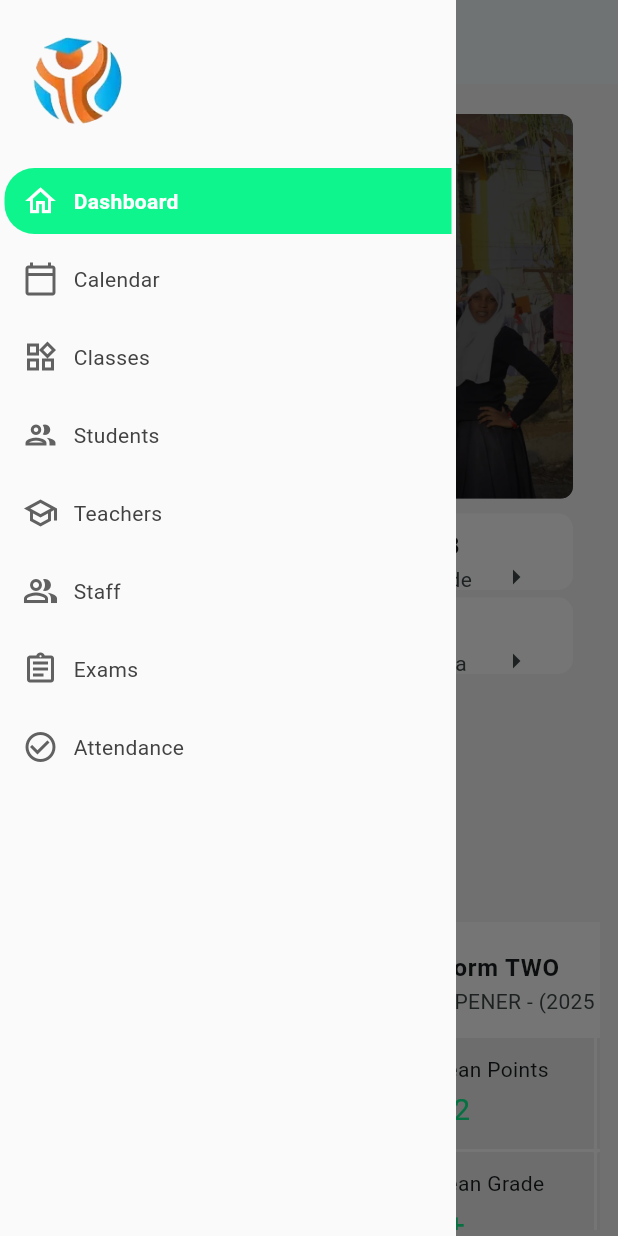
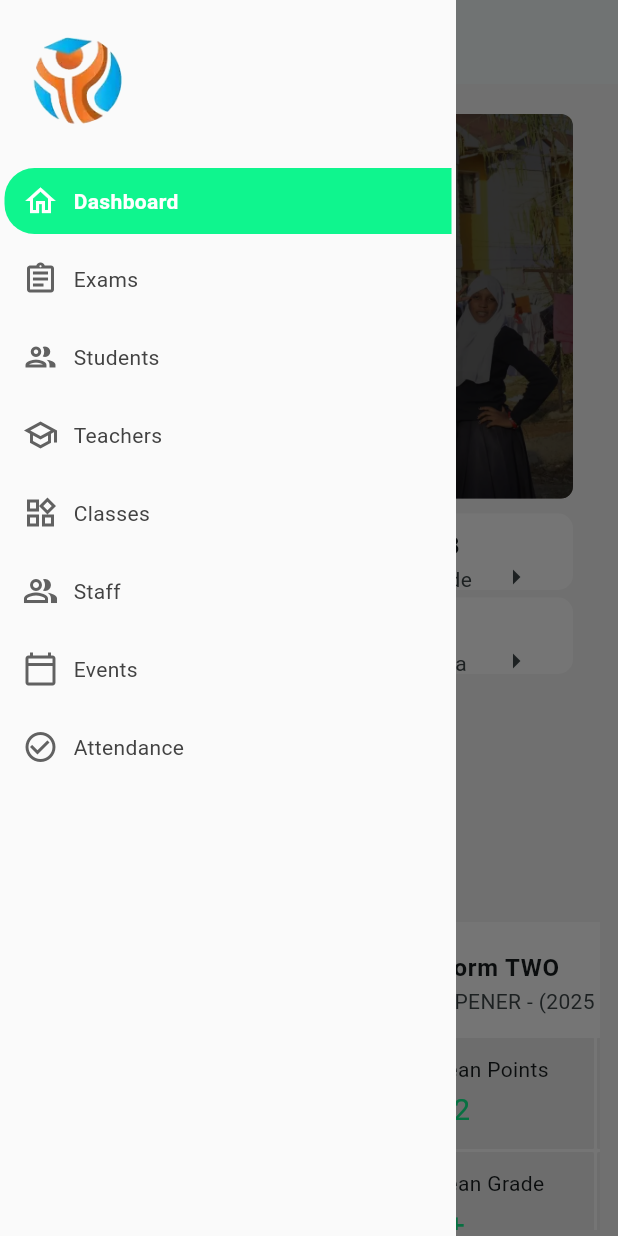
Before and after one commit to 1king-sly/iSkul, a Flutter app: the screen it shows after launch, with the side drawer open, on a phone screen of 412 x 824 dp. Run offline on Flutter 3.47's test engine with Material 3 defaults, Android fonts, the phone set to English and light mode, and no system bars; our stand-ins replace table_calendar.

Commit message:
updated to make current screen dynamic

```diff
--- a/lib/data/classes.dart
+++ b/lib/data/classes.dart
@@ -78,5 +78,20 @@ class Exam {
   final int students;
   final String meanGrade;
 
-  Exam({required this.level, required this.examtype, required this.term, required this.date, required this.meanPoints, required this.meanMarks, required this.students, required this.meanGrade});
+  Exam(
+      {required this.level,
+      required this.examtype,
+      required this.term,
+      required this.date,
+      required this.meanPoints,
+      required this.meanMarks,
+      required this.students,
+      required this.meanGrade});
 }
+
+class MenuItem {
+  final String name;
+  final IconData icon;
+
+  MenuItem({required this.name, required this.icon});
+}
--- a/lib/pages/Dashboard/dashboard.dart
+++ b/lib/pages/Dashboard/dashboard.dart
@@ -3,9 +3,16 @@ import 'package:ischool/components/calendar.dart';
 import 'package:ischool/components/exam_card.dart';
 import 'package:ischool/config/responsive.dart';
 import 'package:ischool/data/data.dart';
+import 'package:ischool/pages/attendance.dart';
+import 'package:ischool/pages/classes.dart';
+import 'package:ischool/pages/events.dart';
+import 'package:ischool/pages/exams.dart';
+import 'package:ischool/pages/staff.dart';
+import 'package:ischool/pages/teachers.dart';
 import 'package:ischool/utils/app_styles.dart';
 import 'package:ischool/utils/constants.dart';
 import 'package:ischool/config/size_config.dart';
+import 'package:ischool/pages/students.dart';
 
 class Dashboard extends StatefulWidget {
   const Dashboard({super.key});
@@ -15,13 +22,39 @@ class Dashboard extends StatefulWidget {
 }
 
 class _DashboardState extends State<Dashboard> {
+  int currentIndex = 0;
+  List<Widget> screens = [];
+
+  @override
+  void initState() {
+    super.initState();
+    screens = [
+      const DashboardPage(),
+      const Exams(),
+      const Students(),
+      const Teachers(),
+      const Classes(),
+      const Staff(),
+      const Events(),
+      const Attendance(),
+    ];
+  }
+
+  void setCurrentIndex(int index) {
+    setState(() {
+      currentIndex = index;
+    });
+  }
+
   @override
   Widget build(BuildContext context) {
     SizeConfig().init(context);
     GlobalKey<ScaffoldState> _drawerKey = GlobalKey();
     return Scaffold(
       key: _drawerKey,
-      drawer: const DashboardDrawer(),
+      drawer: DashboardDrawer(
+        onItemSelected: setCurrentIndex,
+      ),
       backgroundColor: AppTheme.white,
       appBar: !Responsive.isDesktop(context)
           ? AppBar(
@@ -38,14 +71,30 @@ class _DashboardState extends State<Dashboard> {
           padding: const EdgeInsets.all(4.0),
           child: Row(crossAxisAlignment: CrossAxisAlignment.start, children: [
             if (Responsive.isDesktop(context))
-              const Expanded(
+              Expanded(
                 flex: 2,
-                child: DashboardDrawer(),
+                child: DashboardDrawer(
+                  onItemSelected: setCurrentIndex,
+                ),
               ),
             Expanded(
                 flex: 9,
-              child: SingleChildScrollView(
-                child: Container(
+                child: SingleChildScrollView(child: screens[currentIndex])),
+          ]),
+        ),
+      ),
+    );
+  }
+}
+
+class DashboardPage extends StatelessWidget {
+  const DashboardPage({
+    super.key,
+  });
+
+  @override
+  Widget build(BuildContext context) {
+    return Container(
       padding: const EdgeInsets.all(8.0),
       width: double.infinity,
       height: SizeConfig.screenHeight,
@@ -72,8 +121,7 @@ class _DashboardState extends State<Dashboard> {
                                 Radius.circular(8.0),
                               ),
                               image: DecorationImage(
-                                            image: AssetImage(
-                                                'assets/images/hero_bg.webp'),
+                                image: AssetImage('assets/images/hero_bg.webp'),
                                 fit: BoxFit.cover,
                               ),
                             ),
@@ -85,13 +133,11 @@ class _DashboardState extends State<Dashboard> {
                                     borderRadius: BorderRadius.all(
                                       Radius.circular(8.0),
                                     ),
-                                                color: Color.fromARGB(
-                                                    150, 0, 0, 0),
+                                    color: Color.fromARGB(150, 0, 0, 0),
                                   ),
                                 ),
                                 Padding(
-                                              padding:
-                                                  const EdgeInsets.all(8.0),
+                                  padding: const EdgeInsets.all(8.0),
                                   child: Row(
                                       mainAxisAlignment:
                                           MainAxisAlignment.start,
@@ -103,48 +149,37 @@ class _DashboardState extends State<Dashboard> {
                                           child: Row(children: [
                                             Container(
                                               width: 50,
-                                                          decoration:
-                                                              const BoxDecoration(
-                                                            shape:
-                                                                BoxShape.circle,
-                                                            image:
-                                                                DecorationImage(
+                                              decoration: const BoxDecoration(
+                                                shape: BoxShape.circle,
+                                                image: DecorationImage(
                                                   image: AssetImage(
                                                       'assets/images/hero_bg.webp'),
                                                   fit: BoxFit.cover,
                                                 ),
                                               ),
                                             ),
-                                                        const SizedBox(
-                                                            width: 20),
+                                            const SizedBox(width: 20),
                                             const Expanded(
                                               flex: 1,
                                               child: Column(
                                                 mainAxisAlignment:
-                                                                MainAxisAlignment
-                                                                    .center,
+                                                    MainAxisAlignment.center,
                                                 crossAxisAlignment:
-                                                                CrossAxisAlignment
-                                                                    .start,
+                                                    CrossAxisAlignment.start,
                                                 children: [
                                                   Text(
                                                     "Welcome back, Rajab Zuma",
-                                                                style:
-                                                                    TextStyle(
-                                                                  color: Colors
-                                                                      .white,
+                                                    style: TextStyle(
+                                                      color: Colors.white,
                                                       fontSize: 16,
                                                     ),
                                                   ),
-                                                              SizedBox(
-                                                                  height: 10),
+                                                  SizedBox(height: 10),
                                                   Text(
                                                     'Manage Exams from the comfort of your phone',
                                                     maxLines: 2,
-                                                                style:
-                                                                    TextStyle(
-                                                                  color: Colors
-                                                                      .white,
+                                                    style: TextStyle(
+                                                      color: Colors.white,
                                                     ),
                                                   ),
                                                 ],
@@ -172,8 +207,7 @@ class _DashboardState extends State<Dashboard> {
                 ]),
               ),
             ),
-                        if (Responsive.isDesktop(context))
-                          const SizedBox(height: 10),
+            if (Responsive.isDesktop(context)) const SizedBox(height: 10),
             Expanded(
               flex: 2,
               child: Container(
@@ -191,12 +225,6 @@ class _DashboardState extends State<Dashboard> {
               ),
             ),
           ]),
-                ),
-              ),
-            ),
-          ]),
-        ),
-      ),
     );
   }
 }
--- /dev/null
+++ b/lib/pages/events.dart
@@ -0,0 +1,24 @@
+import 'package:flutter/material.dart';
+import 'package:ischool/config/size_config.dart';
+
+class Events extends StatefulWidget {
+  const Events({super.key});
+
+  @override
+  State<Events> createState() => _EventsState();
+}
+
+class _EventsState extends State<Events> {
+  @override
+  Widget build(BuildContext context) {
+    return Container(
+      padding: const EdgeInsets.all(8.0),
+      width: double.infinity,
+      height: SizeConfig.screenHeight,
+
+      child:const Center(
+        child:Text("Events Page"),
+      ),
+    );
+  }
+}
--- a/lib/utils/constants.dart
+++ b/lib/utils/constants.dart
@@ -1,8 +1,11 @@
 import 'package:flutter/material.dart';
+import 'package:ischool/config/responsive.dart';
+import 'package:ischool/data/classes.dart';
 import 'package:ischool/utils/app_styles.dart';
 
 class DashboardDrawer extends StatefulWidget {
-  const DashboardDrawer({super.key});
+  final Function(int) onItemSelected;
+  const DashboardDrawer({super.key, required this.onItemSelected});
 
   @override
   State<DashboardDrawer> createState() => _DashboardDrawerState();
@@ -10,6 +13,19 @@ class DashboardDrawer extends StatefulWidget {
 
 class _DashboardDrawerState extends State<DashboardDrawer> {
   String activeItem = "Dashboard";
+
+
+
+  final List<MenuItem> menuItems = [
+    MenuItem(icon: Icons.home_outlined,name:'Dashboard'),
+    MenuItem(icon: Icons.assignment_outlined,name:'Exams'),
+    MenuItem(icon: Icons.group_outlined,name:'Students'),
+    MenuItem(icon: Icons.school_outlined,name:'Teachers'),
+    MenuItem(icon: Icons.widgets_outlined,name:'Classes'),
+    MenuItem(icon: Icons.people_alt_outlined,name:'Staff'),
+    MenuItem(icon: Icons.calendar_today_outlined,name:'Events'),
+    MenuItem(icon: Icons.check_circle_outline,name:'Attendance'),
+  ];
 
   @override
   Widget build(BuildContext context) {
@@ -24,21 +40,18 @@ class _DashboardDrawerState extends State<DashboardDrawer> {
           crossAxisAlignment: CrossAxisAlignment.start,
           children: [
             Image.asset('assets/images/logo.webp', width: 100, height: 100),
-            _buildDrawerItem(Icons.home_outlined, "Dashboard"),
-            _buildDrawerItem(Icons.calendar_today_outlined, "Calendar"),
-            _buildDrawerItem(Icons.widgets_outlined, "Classes"),
-            _buildDrawerItem(Icons.group_outlined, "Students"),
-            _buildDrawerItem(Icons.school_outlined, "Teachers"),
-            _buildDrawerItem(Icons.people_alt_outlined, "Staff"),
-            _buildDrawerItem(Icons.assignment_outlined, "Exams"),
-            _buildDrawerItem(Icons.check_circle_outline, "Attendance"),
+
+            for (int i = 0; i < menuItems.length; i++)
+              _buildDrawerItem(menuItems[i].icon, menuItems[i].name, i),
+
+
           ],
         ),
       ),
     );
   }
 
-  Widget _buildDrawerItem(IconData icon, String title) {
+  Widget _buildDrawerItem(IconData icon, String title,int index) {
     bool isSelected = activeItem == title;
 
     return Padding(
@@ -50,7 +63,9 @@ class _DashboardDrawerState extends State<DashboardDrawer> {
           setState(() {
             activeItem = title;
           });
-          Navigator.pop(context);
+          widget.onItemSelected(index);
+          if (!Responsive.isDesktop(context)) Navigator.pop(context);
+
         },
         child: Container(
           padding: const EdgeInsets.symmetric(vertical: 10, horizontal: 12),
```
Also changed, not shown: lib/pages/attendance.dart (added, +24 -0 lines), lib/pages/classes.dart (added, +24 -0 lines), lib/pages/exams.dart (added, +24 -0 lines), lib/pages/staff.dart (added, +24 -0 lines), lib/pages/students.dart (added, +24 -0 lines), lib/pages/teachers.dart (added, +24 -0 lines). Lines whose indentation alone changed are shown as unchanged.
